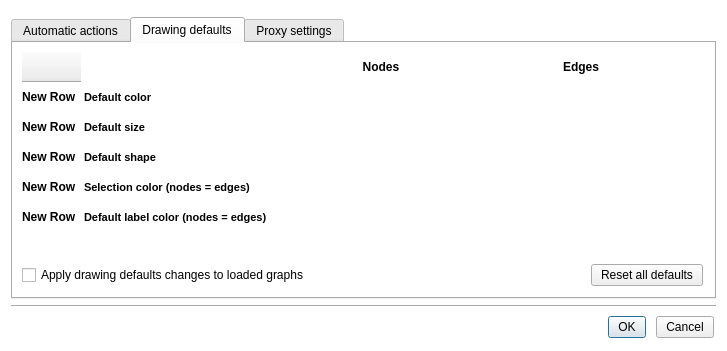
Old version of the form plugins/perspective/GraphPerspective/designer/PreferencesDialog.ui in the repository Tulip-Dev/tulip.
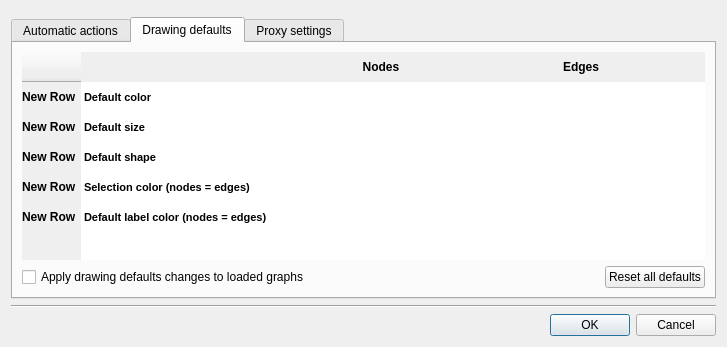
New version of the form. The open tabs and pages were chosen to show the change. Icons and pictures are not drawn.

Commit message: plugins style sheets cleanup: use the perspective main window style sheet as much as possible

The edit to the form file:
```diff
--- a/plugins/perspective/GraphPerspective/designer/PreferencesDialog.ui
+++ b/plugins/perspective/GraphPerspective/designer/PreferencesDialog.ui
@@ -29,66 +29,6 @@
    <iconset resource="../../../../library/tulip-gui/resources/TulipGUIResource.qrc">
     <normaloff>:/tulip/gui/icons/logo32x32.png</normaloff>:/tulip/gui/icons/logo32x32.png</iconset>
   </property>
-  <property name="styleSheet">
-   <string notr="true">QPushButton, QComboBox {
-border-image: url(:/tulip/gui/ui/btn_26.png) 4;
-border-width: 4;
-padding: 0px 6px;
-font-size: 12px;
-}
-QPushButton::flat {
-border-image: none;
-border-width: 4;
-padding: 0px 6px;
-font-size: 12px;
-background-color: transparent;
-}
-QPushButton, QComboBox, QLabel {
-color: black;
-}
-QPushButton:hover, QComboBox:hover {
-border-image: url(:/tulip/gui/ui/btn_26_hover.png) 4;
-}
-QPushButton:disabled, QComboBox::disabled {
-color:gray;
-}
-QPushButton:pressed{
-border-image: url(:/tulip/gui/ui/btn_26_pressed.png) 4;
-}
-QPushButton::menu-indicator{
-subcontrol-origin: margin;
-subcontrol-position: center right;
-right: 4px;
-}
-QPushButton {
-outline: none;
-margin: 2
-}
-QComboBox::down-arrow {
-image: url(:/tulip/gui/ui/combobox_arrow.png);
-}
-QComboBox:drop-down {
-subcontrol-origin: padding;
-subcontrol-position: top right;
-border-left-style: none; 
-border-top-right-radius: 1px;
-border-bottom-right-radius: 1px;
-}
-#PreferencesDialog {
-background-color: white;
-border: 0px;
-}
-QFrame { background-color: white; }
-QFrame[ section=&quot;true&quot; ] {
-border-top: 1px solid #D9D9D9;
-padding-top: 20px;
-}
-QFrame[ subsection = &quot;true&quot; ] {
-border-top: 1px solid #D9D9D9;
-padding-top: 5px;
-background-color: #F4F4F4;
-}</string>
-  </property>
   <layout class="QVBoxLayout" name="verticalLayout_5">
    <item>
     <widget class="QFrame" name="horizontalFrame_2">
@@ -310,11 +250,9 @@
            </property>
            <property name="styleSheet">
             <string notr="true">QAbstractItemView {
-background-color: white;
 border: 0px;
 }
 QHeaderView::section {
-background-color: white;
 height: 30px;
 font: bold 12px;
 color: black;
```
The commit also changes 22 other files.
